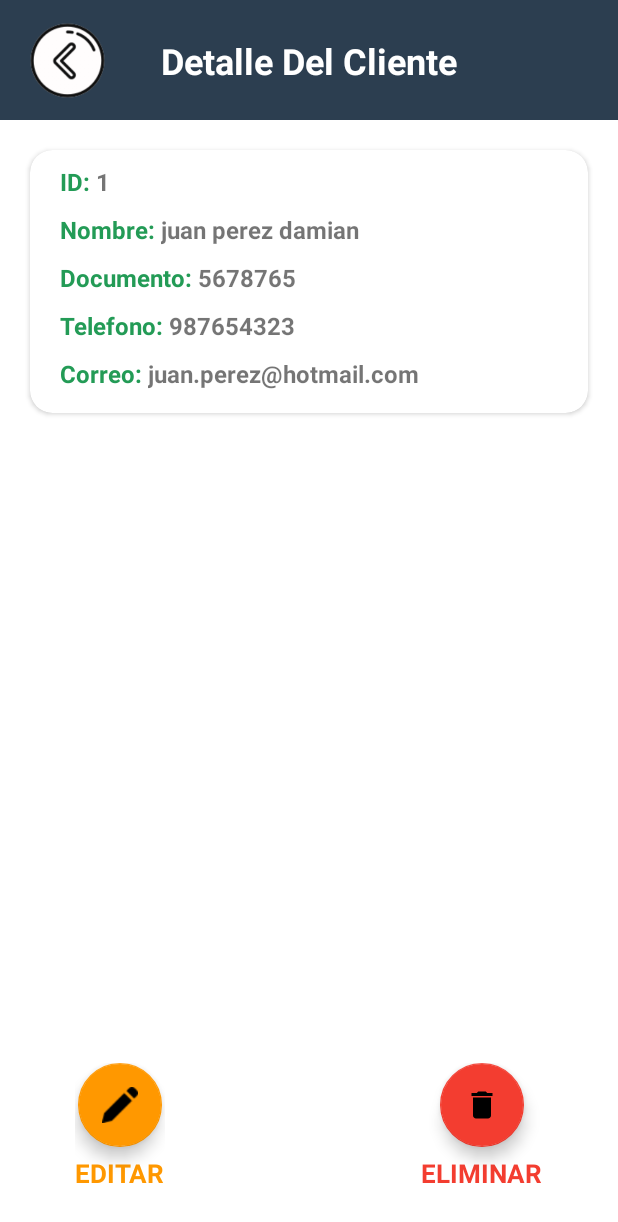
After one commit to Giuhel/VentApps, an Android app: the DetalleCliente screen opened directly, with no data from a screen before it, on a phone screen of 412 x 824 dp. The commit adds this screen. Shown: the top 1222 px of the screen. Run offline under Robolectric (Android 15) with nearby library versions, the phone set to English and light mode, and no system bars.

Commit message:
detalle y eliminar cliente

```diff
--- /dev/null
+++ b/app/src/main/java/com/venta/ventapps/Actividades/clientes/DetalleCliente.java
@@ -0,0 +1,117 @@
+package com.venta.ventapps.Actividades.clientes;
+
+import androidx.appcompat.app.AlertDialog;
+import androidx.appcompat.app.AppCompatActivity;
+
+import android.content.ContentValues;
+import android.content.DialogInterface;
+import android.content.Intent;
+import android.database.sqlite.SQLiteDatabase;
+import android.os.Bundle;
+import android.view.View;
+import android.widget.ImageView;
+import android.widget.LinearLayout;
+import android.widget.TextView;
+import android.widget.Toast;
+
+import com.google.android.material.floatingactionbutton.FloatingActionButton;
+import com.venta.ventapps.Entidades.conexionSQLite;
+import com.venta.ventapps.MainActivity;
+import com.venta.ventapps.R;
+import com.venta.ventapps.Splash;
+import com.venta.ventapps.utilidades.Utilidades;
+
+public class DetalleCliente extends AppCompatActivity {
+
+    TextView id,nombre,documento,telefono,correo;
+    ImageView atras;
+    FloatingActionButton eliminar;
+
+    conexionSQLite conn;
+    @Override
+    protected void onCreate(Bundle savedInstanceState) {
+        super.onCreate(savedInstanceState);
+        setContentView(R.layout.activity_detalle_cliente);
+
+        id=findViewById(R.id.listidcliente);
+        nombre=findViewById(R.id.listnombrecliente);
+        documento=findViewById(R.id.listdocumentocliente);
+        telefono=findViewById(R.id.listtelefonocliente);
+        correo=findViewById(R.id.listcorreocliente);
+        atras=findViewById(R.id.atrasdetalleliente);
+        eliminar=findViewById(R.id.eliminarcliente);
+
+        conn=new conexionSQLite(getApplicationContext(),"ventApps",null,1);
+
+        Bundle miBundle=this.getIntent().getExtras();
+        if(miBundle!=null){
+            int ide=miBundle.getInt("ID");
+            String nom=miBundle.getString("NOM");
+            String docu=miBundle.getString("DOC");
+            String tel=miBundle.getString("CEL");
+            String corre=miBundle.getString("CORREO");
+
+            id.setText(ide+"");
+            nombre.setText(nom);
+            documento.setText(docu);
+            telefono.setText(tel);
+            correo.setText(corre);
+        }
+
+        eliminar.setOnClickListener(new View.OnClickListener() {
+            @Override
+            public void onClick(View view) {
+                DialogoEliminar();
+            }
+        });
+    }
+
+    public void onClick(View view) {
+        switch (view.getId()){
+            case R.id.atrasdetalleliente:
+                Intent miintent=new Intent(DetalleCliente.this,ListadeCientes.class);
+                startActivity(miintent);
+                finish();
+                break;
+        }
+    }
+
+    private void editarcliente() {
+        SQLiteDatabase db=conn.getWritableDatabase();
+        String [] parametros={id.getText().toString()};
+
+        ContentValues values=new ContentValues();
+        values.put(Utilidades.CAMPO_ID,id.getText().toString());
+    }
+
+    private void eliminarCliente() {
+        SQLiteDatabase db=conn.getWritableDatabase();
+        String [] parametros={id.getText().toString()};
+
+        db.delete(Utilidades.TABLA_CLIENTE,Utilidades.CAMPO_ID+"=?",parametros);
+        db.close();
+        Toast.makeText(getApplicationContext(),"SE elimino el cliente",Toast.LENGTH_SHORT).show();
+        Intent intent = new Intent(DetalleCliente.this, ListadeCientes.class);
+        startActivity(intent);
+        finish();
+    }
+
+    private void DialogoEliminar(){
+        AlertDialog.Builder builder=new AlertDialog.Builder(DetalleCliente.this);
+        builder.setTitle("Advertencia");
+        builder.setMessage("¿Estas seguro de eliminar al cliente?")
+                .setPositiveButton("SI", new DialogInterface.OnClickListener() {
+                    @Override
+                    public void onClick(DialogInterface dialogInterface, int i) {
+                        eliminarCliente();
+                    }
+                })
+                .setNegativeButton("Cancelar", new DialogInterface.OnClickListener() {
+                    @Override
+                    public void onClick(DialogInterface dialogInterface, int i) {
+                        dialogInterface.dismiss();
+                    }
+                }).setCancelable(false)
+                .show();
+    }
+}
--- a/app/src/main/java/com/venta/ventapps/Actividades/ListadeCientes.java
+++ b/app/src/main/java/com/venta/ventapps/Actividades/clientes/ListadeCientes.java
@@ -1,4 +1,4 @@
-package com.venta.ventapps.Actividades;
+package com.venta.ventapps.Actividades.clientes;
 
 import androidx.appcompat.app.AppCompatActivity;
 import androidx.recyclerview.widget.LinearLayoutManager;
@@ -13,6 +13,7 @@ import android.widget.Toast;
 
 import com.google.android.material.button.MaterialButton;
 import com.google.android.material.textfield.TextInputLayout;
+import com.venta.ventapps.Actividades.clientes.clientes;
 import com.venta.ventapps.Adapters.AdaptadorClientes;
 import com.venta.ventapps.Entidades.Clientes;
 import com.venta.ventapps.Entidades.conexionSQLite;
@@ -21,7 +22,7 @@ import com.venta.ventapps.utilidades.Utilidades;
 
 import java.util.ArrayList;
 
-public class ListadeCientes extends AppCompatActivity {
+public class ListadeCientes extends AppCompatActivity implements AdaptadorClientes.RecylerItemCLick {
 
     TextInputLayout documentobuscarr;
     MaterialButton btnbuscar;
@@ -29,6 +30,7 @@ public class ListadeCientes extends AppCompatActivity {
 
     ArrayList<Clientes> listaclientes;
     conexionSQLite conn;
+    AdaptadorClientes adapter;
 
     @Override
     protected void onCreate(Bundle savedInstanceState) {
@@ -41,9 +43,7 @@ public class ListadeCientes extends AppCompatActivity {
 
         conn=new conexionSQLite(getApplicationContext(),"ventApps",null,1);
 
-
         recyclerlista.setLayoutManager(new LinearLayoutManager(this));
-        recyclerlista.setHasFixedSize(true);
 
         consultarListaCLientes("");
 
@@ -53,6 +53,8 @@ public class ListadeCientes extends AppCompatActivity {
                 consultarListaCLientes(documentobuscarr.getEditText().getText().toString());
             }
         });
+
+
     }
 
     private void consultarListaCLientes(String consulta) {
@@ -71,7 +73,7 @@ public class ListadeCientes extends AppCompatActivity {
             clientes.setCorreo(cursor.getString(5));
             listaclientes.add(clientes);
         }
-        AdaptadorClientes adapter=new AdaptadorClientes(listaclientes);
+        adapter=new AdaptadorClientes(listaclientes,this);
         recyclerlista.setAdapter(adapter);
         db.close();
     }
@@ -85,4 +87,19 @@ public class ListadeCientes extends AppCompatActivity {
                 break;
         }
     }
+
+    @Override
+    public void itemClick(Clientes clientes) {
+       System.out.println(clientes.getNombre()+" aquiiiii");
+        Intent miintent=new Intent(ListadeCientes.this,DetalleCliente.class);
+        Bundle mibundle=new Bundle();
+        mibundle.putInt("ID",clientes.getId());
+        mibundle.putString("NOM",clientes.getNombre());
+        mibundle.putString("DOC",clientes.getDocumento());
+        mibundle.putString("CEL",clientes.getTelefono());
+        mibundle.putString("CORREO",clientes.getCorreo());
+        miintent.putExtras(mibundle);
+        startActivity(miintent);
+        finish();
+    }
 }
--- a/app/src/main/java/com/venta/ventapps/Actividades/clientes.java
+++ b/app/src/main/java/com/venta/ventapps/Actividades/clientes/clientes.java
@@ -1,6 +1,5 @@
-package com.venta.ventapps.Actividades;
+package com.venta.ventapps.Actividades.clientes;
 import androidx.appcompat.app.AppCompatActivity;
-import androidx.cardview.widget.CardView;
 
 import android.content.ContentValues;
 import android.content.Intent;
@@ -16,9 +15,7 @@ import android.widget.Toast;
 import com.google.android.material.button.MaterialButton;
 import com.google.android.material.textfield.TextInputLayout;
 import com.venta.ventapps.Entidades.conexionSQLite;
-import com.venta.ventapps.MainActivity;
 import com.venta.ventapps.R;
-import com.venta.ventapps.Splash;
 import com.venta.ventapps.utilidades.Utilidades;
 
 public class clientes extends AppCompatActivity {
--- a/app/src/main/java/com/venta/ventapps/Adapters/AdaptadorClientes.java
+++ b/app/src/main/java/com/venta/ventapps/Adapters/AdaptadorClientes.java
@@ -5,9 +5,8 @@ import android.view.View;
 import android.view.ViewGroup;
 import android.widget.TextView;
 
-import androidx.annotation.NonNull;
 import androidx.recyclerview.widget.RecyclerView;
-import com.venta.ventapps.Actividades.clientes;
+
 import java.util.ArrayList;
 
 import com.venta.ventapps.Entidades.Clientes;
@@ -16,9 +15,12 @@ import com.venta.ventapps.R;
 public class AdaptadorClientes extends RecyclerView.Adapter<AdaptadorClientes.ViewHolderClientes> {
 
     ArrayList<Clientes> listClientes;
+    private View.OnClickListener listener;
+    private RecylerItemCLick itemCLick;
 
-    public AdaptadorClientes(ArrayList<Clientes> listClientes) {
+    public AdaptadorClientes(ArrayList<Clientes> listClientes, RecylerItemCLick itemCLick) {
         this.listClientes = listClientes;
+        this.itemCLick=itemCLick;
     }
 
     @Override
@@ -29,15 +31,25 @@ public class AdaptadorClientes extends RecyclerView.Adapter<AdaptadorClientes.Vi
 
     @Override
     public void onBindViewHolder(ViewHolderClientes holder, int position) {
+        final Clientes item = listClientes.get(position);
         holder.id.setText(listClientes.get(position).getId()+"");
         holder.nombre.setText(listClientes.get(position).getNombre());
         holder.documento.setText(listClientes.get(position).getDocumento());
+
+        holder.itemView.setOnClickListener(new View.OnClickListener() {
+            @Override
+            public void onClick(View view) {
+                itemCLick.itemClick(item);
+            }
+        });
     }
 
     @Override
     public int getItemCount() {
         return listClientes.size();
     }
+
+
 
     public class ViewHolderClientes extends RecyclerView.ViewHolder {
 
@@ -50,4 +62,8 @@ public class AdaptadorClientes extends RecyclerView.Adapter<AdaptadorClientes.Vi
             documento=itemView.findViewById(R.id.listdocumentocliente);
         }
     }
+
+    public interface RecylerItemCLick{
+        void itemClick(Clientes clientes);
+    }
 }
--- a/app/src/main/java/com/venta/ventapps/fragmentos/dashboard.java
+++ b/app/src/main/java/com/venta/ventapps/fragmentos/dashboard.java
@@ -11,11 +11,9 @@ import android.view.ViewGroup;
 import android.widget.LinearLayout;
 
 import com.venta.ventapps.Actividades.Ayuda;
-import com.venta.ventapps.Actividades.clientes;
+import com.venta.ventapps.Actividades.clientes.clientes;
 import com.venta.ventapps.Actividades.ventas;
-import com.venta.ventapps.MainActivity;
 import com.venta.ventapps.R;
-import com.venta.ventapps.Splash;
 
 /**
  * A simple {@link Fragment} subclass.
--- /dev/null
+++ b/app/src/main/res/drawable/ic_eliminar.xml
@@ -0,0 +1,5 @@
+<vector android:height="24dp" android:tint="#FFFFFF"
+    android:viewportHeight="24" android:viewportWidth="24"
+    android:width="24dp" xmlns:android="http://schemas.android.com/apk/res/android">
+    <path android:fillColor="@android:color/white" android:pathData="M6,19c0,1.1 0.9,2 2,2h8c1.1,0 2,-0.9 2,-2V7H6v12zM19,4h-3.5l-1,-1h-5l-1,1H5v2h14V4z"/>
+</vector>
--- a/app/src/main/res/layout/activity_clientes.xml
+++ b/app/src/main/res/layout/activity_clientes.xml
@@ -4,7 +4,7 @@
     xmlns:tools="http://schemas.android.com/tools"
     android:layout_width="match_parent"
     android:layout_height="match_parent"
-    tools:context=".Actividades.clientes">
+    tools:context=".Actividades.clientes.clientes">
 
     <androidx.constraintlayout.widget.ConstraintLayout
         android:id="@+id/constraintLayout3"
--- /dev/null
+++ b/app/src/main/res/layout/activity_detalle_cliente.xml
@@ -0,0 +1,257 @@
+<?xml version="1.0" encoding="utf-8"?>
+<androidx.constraintlayout.widget.ConstraintLayout xmlns:android="http://schemas.android.com/apk/res/android"
+    xmlns:app="http://schemas.android.com/apk/res-auto"
+    xmlns:tools="http://schemas.android.com/tools"
+    android:layout_width="match_parent"
+    android:layout_height="match_parent"
+    tools:context=".Actividades.clientes.DetalleCliente">
+
+    <androidx.constraintlayout.widget.ConstraintLayout
+        android:id="@+id/constraintLayout7"
+        android:layout_width="match_parent"
+        android:layout_height="80sp"
+        android:background="@color/Pastel"
+        app:layout_constraintEnd_toEndOf="parent"
+        app:layout_constraintStart_toStartOf="parent"
+        app:layout_constraintTop_toTopOf="parent">
+
+        <ImageView
+            android:id="@+id/atrasdetalleliente"
+            android:layout_width="70dp"
+            android:layout_height="70dp"
+            android:layout_marginLeft="10dp"
+            android:src="@drawable/atras"
+            android:onClick="onClick"
+            app:layout_constraintBottom_toBottomOf="parent"
+            app:layout_constraintStart_toStartOf="parent"
+            app:layout_constraintTop_toTopOf="parent" />
+
+        <TextView
+            android:layout_width="wrap_content"
+            android:layout_height="wrap_content"
+            android:text="Detalle Del Cliente"
+            android:textColor="@color/white"
+            android:textSize="24sp"
+            android:textStyle="bold"
+            app:layout_constraintBottom_toBottomOf="parent"
+            app:layout_constraintEnd_toEndOf="parent"
+            app:layout_constraintStart_toStartOf="parent"
+            app:layout_constraintTop_toTopOf="parent" />
+
+    </androidx.constraintlayout.widget.ConstraintLayout>
+
+    <androidx.constraintlayout.widget.ConstraintLayout
+        android:layout_width="match_parent"
+        android:layout_height="0dp"
+        app:layout_constraintBottom_toBottomOf="parent"
+        app:layout_constraintEnd_toEndOf="parent"
+        app:layout_constraintStart_toStartOf="parent"
+        app:layout_constraintTop_toBottomOf="@+id/constraintLayout7">
+
+        <androidx.cardview.widget.CardView
+            android:layout_width="match_parent"
+            android:layout_height="wrap_content"
+            android:layout_marginLeft="20dp"
+            android:layout_marginTop="20dp"
+            android:layout_marginRight="20dp"
+            app:cardCornerRadius="15sp"
+            android:elevation="15dp"
+            app:layout_constraintEnd_toEndOf="parent"
+            app:layout_constraintStart_toStartOf="parent"
+            app:layout_constraintTop_toTopOf="parent">
+
+            <LinearLayout
+                android:layout_width="match_parent"
+                android:layout_height="wrap_content"
+                android:orientation="vertical">
+
+                <LinearLayout
+                    android:layout_width="match_parent"
+                    android:layout_height="wrap_content"
+                    android:layout_marginTop="10sp"
+                    android:orientation="horizontal">
+
+                    <TextView
+                        android:layout_width="wrap_content"
+                        android:layout_height="wrap_content"
+                        android:text="ID: "
+                        android:textColor="@color/Verde"
+                        android:textStyle="bold"
+                        android:textSize="16sp"
+                        android:layout_marginLeft="20sp" />
+
+                    <TextView
+                        android:id="@+id/listidcliente"
+                        android:layout_width="match_parent"
+                        android:layout_height="wrap_content"
+                        android:text="1"
+                        android:textStyle="bold"
+                        android:textSize="16sp"/>
+
+                </LinearLayout>
+
+                <LinearLayout
+                    android:layout_width="match_parent"
+                    android:layout_height="wrap_content"
+                    android:layout_marginTop="10sp"
+                    android:orientation="horizontal">
+
+                    <TextView
+                        android:layout_width="wrap_content"
+                        android:layout_height="wrap_content"
+                        android:text="Nombre: "
+                        android:textStyle="bold"
+                        android:textColor="@color/Verde"
+                        android:textSize="16sp"
+                        android:layout_marginLeft="20sp" />
+
+                    <TextView
+                        android:id="@+id/listnombrecliente"
+                        android:layout_width="match_parent"
+                        android:layout_height="wrap_content"
+                        android:text="juan perez damian"
+                        android:textStyle="bold"
+                        android:textSize="16sp"/>
+
+                </LinearLayout>
+
+                <LinearLayout
+                    android:layout_width="match_parent"
+                    android:layout_height="wrap_content"
+                    android:layout_marginTop="10sp"
+                    android:orientation="horizontal">
+
+                    <TextView
+                        android:layout_width="wrap_content"
+                        android:layout_height="wrap_content"
+                        android:text="Documento: "
+                        android:textStyle="bold"
+                        android:textColor="@color/Verde"
+                        android:textSize="16sp"
+                        android:layout_marginLeft="20sp" />
+
+                    <TextView
+                        android:id="@+id/listdocumentocliente"
+                        android:layout_width="match_parent"
+                        android:layout_height="wrap_content"
+                        android:text="5678765"
+                        android:textStyle="bold"
+                        android:textSize="16sp"/>
+
+                </LinearLayout>
+
+                <LinearLayout
+                    android:layout_width="match_parent"
+                    android:layout_height="wrap_content"
+                    android:layout_marginTop="10sp"
+                    android:orientation="horizontal">
+
+                    <TextView
+                        android:layout_width="wrap_content"
+                        android:layout_height="wrap_content"
+                        android:text="Telefono: "
+                        android:textStyle="bold"
+                        android:textColor="@color/Verde"
+                        android:textSize="16sp"
+                        android:layout_marginLeft="20sp" />
+
+                    <TextView
+                        android:id="@+id/listtelefonocliente"
+                        android:layout_width="match_parent"
+                        android:layout_height="wrap_content"
+                        android:text="987654323"
+                        android:textStyle="bold"
+                        android:textSize="16sp"/>
+
+                </LinearLayout>
+
+                <LinearLayout
+                    android:layout_width="match_parent"
+                    android:layout_height="wrap_content"
+                    android:layout_marginTop="10sp"
+                    android:layout_marginBottom="15dp"
+                    android:orientation="horizontal">
+
+                    <TextView
+                        android:layout_width="wrap_content"
+                        android:layout_height="wrap_content"
+                        android:text="Correo: "
+                        android:textStyle="bold"
+                        android:textColor="@color/Verde"
+                        android:textSize="16sp"
+                        android:layout_marginLeft="20sp" />
+
+                    <TextView
+                        android:id="@+id/listcorreocliente"
+                        android:layout_width="match_parent"
+                        android:layout_height="wrap_content"
+                        android:text="juan.perez@hotmail.com"
+                        android:textStyle="bold"
+                        android:textSize="16sp"/>
+
+                </LinearLayout>
+
+            </LinearLayout>
+
+        </androidx.cardview.widget.CardView>
+
+        <LinearLayout
+            android:id="@+id/editarcliente"
+            android:layout_width="wrap_content"
+            android:layout_height="wrap_content"
+            android:layout_marginLeft="50dp"
+            android:layout_marginBottom="30dp"
+            android:orientation="vertical"
+            android:onClick="onClick"
+            app:layout_constraintBottom_toBottomOf="parent"
+            app:layout_constraintStart_toStartOf="parent">
+
+            <com.google.android.material.floatingactionbutton.FloatingActionButton
+                android:layout_width="wrap_content"
+                android:layout_height="wrap_content"
+                android:layout_gravity="center"
+                app:backgroundTint="@color/naranja"
+                android:src="@drawable/editar"/>
+
+            <TextView
+                android:layout_width="wrap_content"
+                android:layout_height="wrap_content"
+                android:text="EDITAR"
+                android:textStyle="bold"
+                android:textSize="17sp"
+                android:textColor="@color/naranja"
+                android:layout_marginTop="5sp"/>
+
+        </LinearLayout>
+
+        <LinearLayout
+            android:layout_width="wrap_content"
+            android:layout_height="wrap_content"
+            android:layout_marginRight="50dp"
+            android:layout_marginBottom="30dp"
+            android:orientation="vertical"
+            app:layout_constraintBottom_toBottomOf="parent"
+            app:layout_constraintEnd_toEndOf="parent">
+
+            <com.google.android.material.floatingactionbutton.FloatingActionButton
+                android:id="@+id/eliminarcliente"
+                android:layout_width="wrap_content"
+                android:layout_height="wrap_content"
+                android:layout_gravity="center"
+                app:backgroundTint="@color/rojo"
+                android:src="@drawable/ic_eliminar"/>
+
+            <TextView
+                android:layout_width="wrap_content"
+                android:layout_height="wrap_content"
+                android:text="ELIMINAR"
+                android:textStyle="bold"
+                android:textSize="17sp"
+                android:textColor="@color/rojo"
+                android:layout_marginTop="5sp"/>
+
+        </LinearLayout>
+
+    </androidx.constraintlayout.widget.ConstraintLayout>
+
+</androidx.constraintlayout.widget.ConstraintLayout>
--- a/app/src/main/res/layout/activity_listade_cientes.xml
+++ b/app/src/main/res/layout/activity_listade_cientes.xml
@@ -5,7 +5,7 @@
     android:layout_width="match_parent"
     android:layout_height="match_parent"
     android:background="@color/Pastel"
-    tools:context=".Actividades.ListadeCientes">
+    tools:context=".Actividades.clientes.ListadeCientes">
 
     <androidx.constraintlayout.widget.ConstraintLayout
         android:id="@+id/constraintLayout6"
@@ -57,7 +57,6 @@
             android:layout_height="wrap_content"
             android:layout_marginLeft="20dp"
             android:layout_marginTop="15dp"
-            android:hint="Documento"
             app:endIconMode="clear_text"
             android:inputType="text"
             app:startIconDrawable="@drawable/ic_ndoc"
@@ -68,8 +67,9 @@
             <com.google.android.material.textfield.TextInputEditText
                 android:layout_width="280dp"
                 android:layout_height="wrap_content"
-                android:backgroundTint="@color/white"
-                android:inputType="text" />
+                android:background="@color/white"
+                android:inputType="text"
+                android:hint="Documento"/>
 
         </com.google.android.material.textfield.TextInputLayout>
 
@@ -81,6 +81,7 @@
             android:layout_marginEnd="20dp"
             android:layout_marginRight="20dp"
             app:cornerRadius="10sp"
+            android:onClick="onClick"
             app:icon="@drawable/ic_buscar"
             app:layout_constraintEnd_toEndOf="parent"
             app:layout_constraintTop_toTopOf="parent"/>
--- a/app/src/main/res/layout/fragment_inventario.xml
+++ b/app/src/main/res/layout/fragment_inventario.xml
@@ -121,7 +121,7 @@
             android:textColor="@color/white"
             android:textSize="14sp"
             android:textStyle="bold"
-            app:backgroundTint="@color/Boton2"
+            app:backgroundTint="@color/naranja"
             app:layout_constraintEnd_toEndOf="parent"
             app:layout_constraintStart_toEndOf="@+id/BtnCreaCatego"
             app:layout_constraintTop_toTopOf="parent" />
--- a/app/src/main/res/values/colors.xml
+++ b/app/src/main/res/values/colors.xml
@@ -11,10 +11,10 @@
     <color name="Pastel2">#212F3D</color>
     <color name="gris">#E8EBEC</color>
     <color name="gris2">#d8dada</color>
-    <color name="grisDahboard">#EAEAEA</color>
+    <color name="grisDahboard">#EFEEEE</color>
     <color name="grisletrasmenu">#5C5C5C</color>
-    <color name="Boton2">#ff9800</color>
+    <color name="naranja">#ff9800</color>
     <color name="Verde">#239B56</color>
-    <color name="rojo">#F44336</color>
+    <color name="rojo">#F33D30</color>
     <color name="azul">#164BEF</color>
 </resources>
```
Also changed, not shown: app/src/main/AndroidManifest.xml (+5 -2 lines), app/src/main/res/drawable/editar.png (added).
